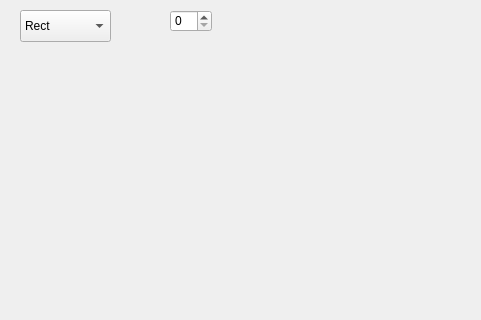
This is mainwindow.ui in Paxing939/TP as Qt 5 draws it before an edit; both pictures show x 0 to 481 and y 0 to 320 of the 800 by 600 pixel window. The edited form follows.
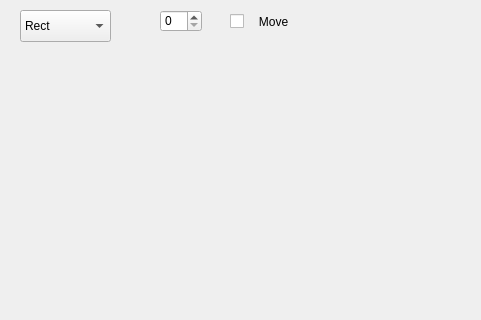
This is the edited form.

What changed in the file:
```diff
--- a/mainwindow.ui
+++ b/mainwindow.ui
@@ -50,13 +50,26 @@
    <widget class="QSpinBox" name="spinBox">
     <property name="geometry">
      <rect>
-      <x>170</x>
+      <x>160</x>
       <y>10</y>
       <width>42</width>
       <height>22</height>
      </rect>
     </property>
    </widget>
+   <widget class="QCheckBox" name="checkBox">
+    <property name="geometry">
+     <rect>
+      <x>230</x>
+      <y>10</y>
+      <width>92</width>
+      <height>23</height>
+     </rect>
+    </property>
+    <property name="text">
+     <string>   Move</string>
+    </property>
+   </widget>
   </widget>
   <widget class="QMenuBar" name="menubar">
    <property name="geometry">
```
Left out of the diff: 10 changed lines with no effect on the pictures.
